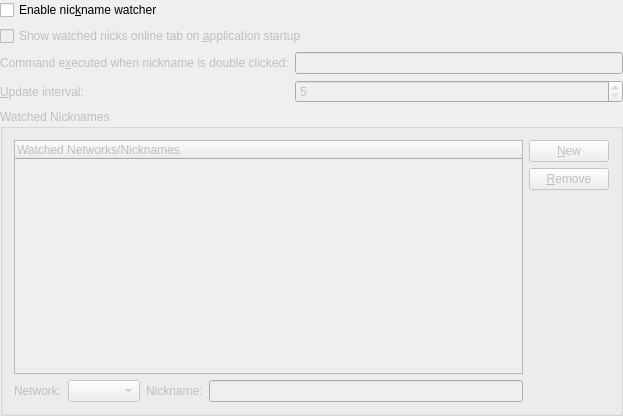
The window that src/config/watchednicknames_configui.ui (KDE/konversation) describes before a commit, drawn with Qt 5.
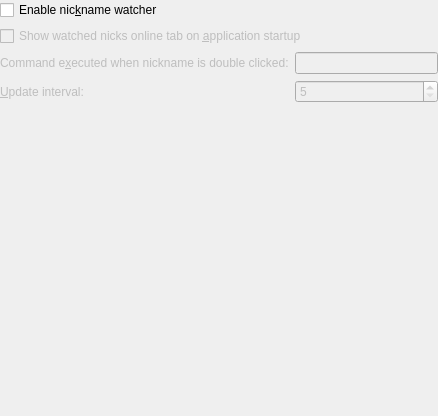
The same window after the commit. Custom widgets are drawn as their Qt base class.

Commit message:
Remove the WNO list controls from the config dialog page.
It's been made redundant by the improved UI of the WNO tab that
supports in-place editing these days. It was originally going to
go away with the merge of the new config dialog, but since that's
not ready and there are bugs in there I don't feel like wasting
time fixing, let's yank it now.

Patch:
```diff
--- a/src/config/watchednicknames_configui.ui
+++ b/src/config/watchednicknames_configui.ui
@@ -6,7 +6,7 @@
    <rect>
     <x>0</x>
     <y>0</y>
-    <width>623</width>
+    <width>438</width>
     <height>416</height>
    </rect>
   </property>
@@ -143,158 +143,6 @@
      </item>
     </layout>
    </item>
-   <item row="3" column="0">
-    <widget class="QGroupBox" name="listGroupBox">
-     <property name="enabled">
-      <bool>false</bool>
-     </property>
-     <property name="title">
-      <string>Watched Nicknames</string>
-     </property>
-     <layout class="QGridLayout">
-      <item row="1" column="0">
-       <widget class="QLabel" name="networkLabel">
-        <property name="enabled">
-         <bool>false</bool>
-        </property>
-        <property name="whatsThis">
-         <string>The IRC server network (such as 'Freenode') that the selected user to watch is on.</string>
-        </property>
-        <property name="text">
-         <string>Network:</string>
-        </property>
-        <property name="wordWrap">
-         <bool>false</bool>
-        </property>
-       </widget>
-      </item>
-      <item row="1" column="1">
-       <widget class="KComboBox" name="networkDropdown">
-        <property name="enabled">
-         <bool>false</bool>
-        </property>
-        <property name="whatsThis">
-         <string>The IRC server network (such as 'Freenode') that the selected user to watch is on.</string>
-        </property>
-       </widget>
-      </item>
-      <item row="1" column="2">
-       <widget class="QLabel" name="nicknameLabel">
-        <property name="enabled">
-         <bool>false</bool>
-        </property>
-        <property name="whatsThis">
-         <string>The nick (username) of the selected person to watch</string>
-        </property>
-        <property name="text">
-         <string>Nickname:</string>
-        </property>
-        <property name="wordWrap">
-         <bool>false</bool>
-        </property>
-       </widget>
-      </item>
-      <item row="1" column="3">
-       <widget class="KLineEdit" name="nicknameInput">
-        <property name="enabled">
-         <bool>false</bool>
-        </property>
-        <property name="whatsThis">
-         <string>The nick (username) of the selected person to watch</string>
-        </property>
-       </widget>
-      </item>
-      <item row="0" column="0" colspan="4">
-       <widget class="QTreeWidget" name="notifyListView">
-        <property name="enabled">
-         <bool>false</bool>
-        </property>
-        <property name="sizePolicy">
-         <sizepolicy hsizetype="Expanding" vsizetype="Expanding">
-          <horstretch>0</horstretch>
-          <verstretch>0</verstretch>
-         </sizepolicy>
-        </property>
-        <property name="whatsThis">
-         <string>&lt;qt&gt;
-&lt;p&gt;
-When the nickname watcher is turned on, you will be notified when the nicknames appearing in the &lt;b&gt;Watched Networks/Nicknames&lt;/b&gt; list come online or go offline.&lt;/p&gt;
-&lt;p&gt;You can also open the &lt;b&gt;Nicks Online&lt;/b&gt; window to see the status of all the watched nicknames.&lt;/p&gt;&lt;/qt&gt;</string>
-        </property>
-        <property name="rootIsDecorated">
-         <bool>true</bool>
-        </property>
-        <property name="allColumnsShowFocus">
-         <bool>true</bool>
-        </property>
-        <column>
-         <property name="text">
-          <string>Watched Networks/Nicknames</string>
-         </property>
-        </column>
-       </widget>
-      </item>
-      <item row="0" column="4" rowspan="2">
-       <layout class="QVBoxLayout">
-        <item>
-         <widget class="KPushButton" name="newButton">
-          <property name="enabled">
-           <bool>false</bool>
-          </property>
-          <property name="sizePolicy">
-           <sizepolicy hsizetype="Minimum" vsizetype="Fixed">
-            <horstretch>0</horstretch>
-            <verstretch>0</verstretch>
-           </sizepolicy>
-          </property>
-          <property name="whatsThis">
-           <string>Click to add a nickname to the list.</string>
-          </property>
-          <property name="text">
-           <string>&amp;New</string>
-          </property>
-         </widget>
-        </item>
-        <item>
-         <widget class="KPushButton" name="removeButton">
-          <property name="enabled">
-           <bool>false</bool>
-          </property>
-          <property name="sizePolicy">
-           <sizepolicy hsizetype="Minimum" vsizetype="Fixed">
-            <horstretch>0</horstretch>
-            <verstretch>0</verstretch>
-           </sizepolicy>
-          </property>
-          <property name="whatsThis">
-           <string>Click to remove the selected nickname from the list.</string>
-          </property>
-          <property name="text">
-           <string>&amp;Remove</string>
-          </property>
-         </widget>
-        </item>
-        <item>
-         <spacer name="spacer34">
-          <property name="orientation">
-           <enum>Qt::Vertical</enum>
-          </property>
-          <property name="sizeType">
-           <enum>QSizePolicy::Expanding</enum>
-          </property>
-          <property name="sizeHint" stdset="0">
-           <size>
-            <width>20</width>
-            <height>160</height>
-           </size>
-          </property>
-         </spacer>
-        </item>
-       </layout>
-      </item>
-     </layout>
-    </widget>
-   </item>
   </layout>
  </widget>
  <layoutdefault spacing="6" margin="11"/>
@@ -305,21 +153,11 @@
    <extends>QSpinBox</extends>
    <header>knuminput.h</header>
   </customwidget>
-  <customwidget>
-   <class>KPushButton</class>
-   <extends>QPushButton</extends>
-   <header>kpushbutton.h</header>
-  </customwidget>
   <customwidget>
    <class>KLineEdit</class>
    <extends>QLineEdit</extends>
    <header>klineedit.h</header>
   </customwidget>
-  <customwidget>
-   <class>KComboBox</class>
-   <extends>QComboBox</extends>
-   <header>kcombobox.h</header>
-  </customwidget>
  </customwidgets>
  <tabstops>
   <tabstop>kcfg_UseNotify</tabstop>
```
Left out of the diff: 37 changed lines with no effect on the pictures. The commit also changes 4 other files.
